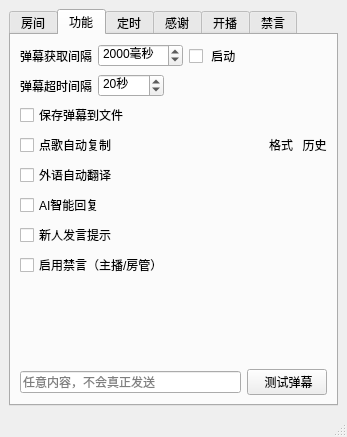
iwxyi/Bilibili-MagicalDanmaku, file mainwindow.ui: the form before one commit.
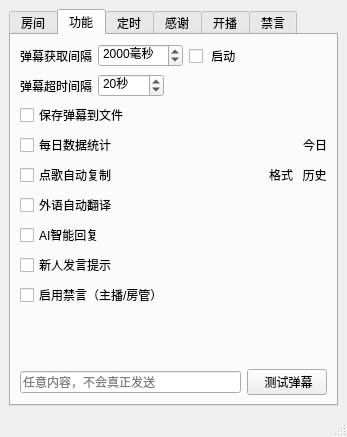
The form after the commit. The open tabs and pages were chosen to show the change.

Commit message: 保存每日数据到文件中

```diff
--- a/mainwindow.ui
+++ b/mainwindow.ui
@@ -231,6 +231,34 @@
           </item>
          </layout>
         </item>
+        <item>
+         <layout class="QHBoxLayout" name="horizontalLayout_24" stretch="1,0">
+          <property name="topMargin">
+           <number>0</number>
+          </property>
+          <item>
+           <widget class="QCheckBox" name="calculateDailyDataCheck">
+            <property name="text">
+             <string>每日数据统计</string>
+            </property>
+           </widget>
+          </item>
+          <item>
+           <widget class="QPushButton" name="pushButton">
+            <property name="styleSheet">
+             <string notr="true">QPushButton
+{
+	background: transparent;
+	border: none;
+}</string>
+            </property>
+            <property name="text">
+             <string>今日</string>
+            </property>
+           </widget>
+          </item>
+         </layout>
+        </item>
         <item>
          <layout class="QHBoxLayout" name="horizontalLayout_4" stretch="1,0,0">
           <property name="topMargin">
```
Left out of the diff: 2 changed lines with no effect on the pictures. The commit also changes 3 other files.
